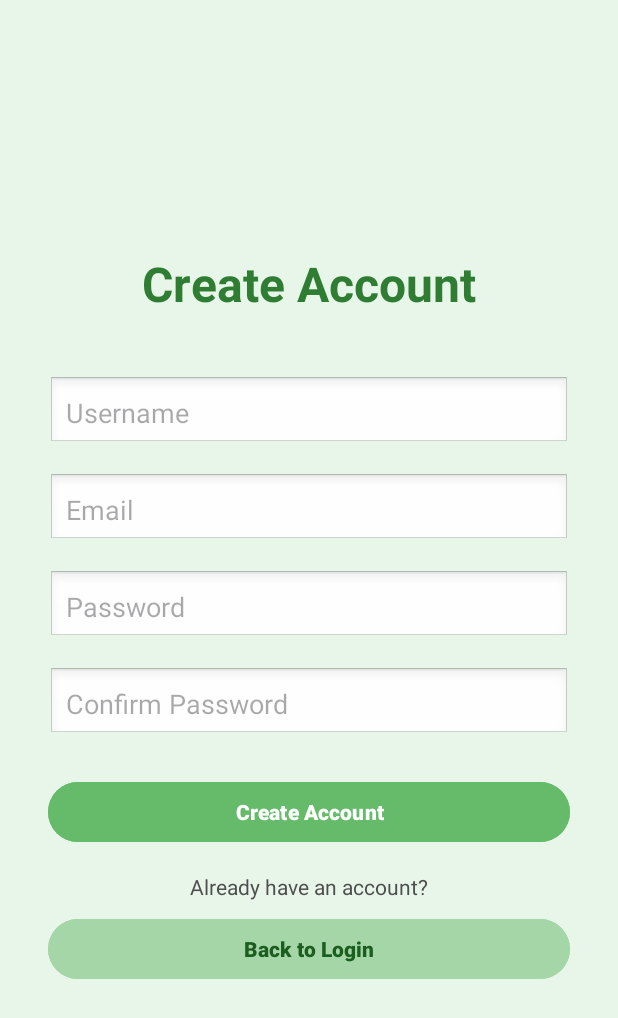
After one commit to coenelec390-fall2025/plantapp, an Android app: the SignupActivity screen opened directly, with no data from a screen before it, on a phone screen of 412 x 824 dp. The commit adds this screen. Shown: the top 1018 px of the screen. Run offline under Robolectric (Android 15) with nearby library versions, the phone set to English and light mode, and no system bars; our stand-ins replace Firebase (no records; nobody signed in at launch, a user with empty details on screens opened directly).

Commit message:
signin/signup

```diff
--- a/app/build.gradle.kts
+++ b/app/build.gradle.kts
@@ -57,4 +57,8 @@ dependencies {
 
     // Required for streaming operations (to use `Publisher` from Reactive Streams)
     implementation("org.reactivestreams:reactive-streams:1.0.4")
+
+    implementation("com.google.firebase:firebase-auth")
+    implementation(platform("com.google.firebase:firebase-bom:34.4.0"))
+    implementation("com.google.firebase:firebase-firestore")
 }
--- /dev/null
+++ b/app/src/main/java/com/example/plantapp/SignupActivity.java
@@ -0,0 +1,173 @@
+package com.example.plantapp;
+
+import static android.content.ContentValues.TAG;
+
+import android.content.Intent;
+import android.os.Bundle;
+import android.text.TextUtils;
+import android.util.Log;
+import android.util.Patterns;
+import android.widget.Button;
+import android.widget.EditText;
+import android.widget.Toast;
+
+import androidx.activity.EdgeToEdge;
+import androidx.annotation.NonNull;
+import androidx.appcompat.app.AppCompatActivity;
+
+import com.google.android.gms.tasks.OnCompleteListener;
+import com.google.android.gms.tasks.Task;
+import com.google.firebase.auth.AuthResult;
+import com.google.firebase.auth.FirebaseAuth;
+import com.google.firebase.auth.FirebaseAuthUserCollisionException;
+import com.google.firebase.auth.FirebaseUser;
+import com.google.firebase.auth.UserProfileChangeRequest;
+import com.google.firebase.firestore.FieldValue;
+import com.google.firebase.firestore.FirebaseFirestore;
+
+import java.util.HashMap;
+import java.util.Map;
+
+public class SignupActivity extends AppCompatActivity {
+
+    private FirebaseAuth mAuth;
+    private FirebaseFirestore db;
+
+    private EditText etUsername;
+    private EditText etEmail;
+    private EditText etPassword;
+    private EditText etConfirmPassword;
+    private Button btnCreateAccount;
+    private Button btnBackToLogin;
+
+    @Override
+    protected void onCreate(Bundle savedInstanceState) {
+        super.onCreate(savedInstanceState);
+        EdgeToEdge.enable(this);
+        setContentView(R.layout.activity_signup);
+
+        mAuth = FirebaseAuth.getInstance();
+        db = FirebaseFirestore.getInstance();
+
+        // Bind views
+        etUsername        = findViewById(R.id.editTextUsername);
+        etEmail           = findViewById(R.id.editTextEmail);
+        etPassword        = findViewById(R.id.editTextPassword);
+        etConfirmPassword = findViewById(R.id.editTextConfirmPassword);
+        btnCreateAccount  = findViewById(R.id.buttonCreateAccount);
+        btnBackToLogin    = findViewById(R.id.buttonBackToLogin);
+
+        btnCreateAccount.setOnClickListener(v -> attemptSignup());
+        btnBackToLogin.setOnClickListener(v -> startActivity(new Intent(SignupActivity.this, LoginActivity.class)));
+    }
+
+    private void attemptSignup() {
+        String username = etUsername.getText().toString().trim();
+        String email    = etEmail.getText().toString().trim();
+        String pass     = etPassword.getText().toString();
+        String confirm  = etConfirmPassword.getText().toString();
+
+        // Validation
+        if (TextUtils.isEmpty(username)) {
+            etUsername.setError("Username required");
+            etUsername.requestFocus();
+            return;
+        }
+        if (TextUtils.isEmpty(email)) {
+            etEmail.setError("Email required");
+            etEmail.requestFocus();
+            return;
+        }
+        if (!Patterns.EMAIL_ADDRESS.matcher(email).matches()) {
+            etEmail.setError("Enter a valid email");
+            etEmail.requestFocus();
+            return;
+        }
+        if (TextUtils.isEmpty(pass)) {
+            etPassword.setError("Password required");
+            etPassword.requestFocus();
+            return;
+        }
+        if (pass.length() < 6) {
+            etPassword.setError("At least 6 characters");
+            etPassword.requestFocus();
+            return;
+        }
+        if (!pass.equals(confirm)) {
+            etConfirmPassword.setError("Passwords do not match");
+            etConfirmPassword.requestFocus();
+            return;
+        }
+
+        setUiLoading(true);
+
+        mAuth.createUserWithEmailAndPassword(email, pass)
+                .addOnCompleteListener(this, new OnCompleteListener<AuthResult>() {
+                    @Override public void onComplete(@NonNull Task<AuthResult> task) {
+                        if (task.isSuccessful()) {
+                            FirebaseUser user = mAuth.getCurrentUser();
+                            if (user == null) {
+                                setUiLoading(false);
+                                Toast.makeText(SignupActivity.this, "User is null after signup.", Toast.LENGTH_LONG).show();
+                                return;
+                            }
+
+                            UserProfileChangeRequest profile = new UserProfileChangeRequest.Builder()
+                                    .setDisplayName(username)
+                                    .build();
+                            user.updateProfile(profile);
+
+                            saveUsernameToFirestore(user.getUid(), username, email);
+                        } else {
+                            setUiLoading(false);
+                            Exception e = task.getException();
+                            if (e instanceof FirebaseAuthUserCollisionException) {
+                                Toast.makeText(SignupActivity.this, "Email already in use.", Toast.LENGTH_LONG).show();
+                            } else {
+                                Toast.makeText(SignupActivity.this,
+                                        (e != null ? e.getMessage() : "Authentication failed."),
+                                        Toast.LENGTH_LONG).show();
+                            }
+                            Log.w(TAG, "createUserWithEmail:failure", e);
+                        }
+                    }
+                });
+    }
+
+    private void setUiLoading(boolean loading) {
+        btnCreateAccount.setEnabled(!loading);
+        btnCreateAccount.setAlpha(loading ? 0.6f : 1f);
+    }
+
+    private void saveUsernameToFirestore(String uid, String username, String email) {
+        Map<String, Object> userData = new HashMap<>();
+        userData.put("username", username);
+        userData.put("email", email);
+        userData.put("createdAt", FieldValue.serverTimestamp());
+
+        db.collection("users")
+                .document(uid)
+                .set(userData)
+                .addOnSuccessListener(aVoid -> {
+                    Log.d(TAG, "User data saved successfully!");
+                    Toast.makeText(SignupActivity.this, "Account created successfully!", Toast.LENGTH_SHORT).show();
+
+                    // TODO: Navigate to MainActivity (user is already signed in)
+                    // startActivity(new Intent(SignupActivity.this, MainActivity.class));
+                    // finish();
+
+                    setUiLoading(false);
+                })
+                .addOnFailureListener(e -> {
+                    Log.w(TAG, "Error saving user data", e);
+                    Toast.makeText(SignupActivity.this, "Failed to save user info: " + e.getMessage(), Toast.LENGTH_LONG).show();
+                    setUiLoading(false);
+                });
+    }
+
+    @Override
+    public void onStart() {
+        super.onStart();
+        // No reload needed; user logs in immediately on creation.
+    }
+}
--- /dev/null
+++ b/app/src/main/res/layout/activity_signup.xml
@@ -0,0 +1,98 @@
+<?xml version="1.0" encoding="utf-8"?>
+<LinearLayout
+    xmlns:android="http://schemas.android.com/apk/res/android"
+    xmlns:tools="http://schemas.android.com/tools"
+    android:layout_width="match_parent"
+    android:layout_height="match_parent"
+    android:orientation="vertical"
+    android:gravity="center"
+    android:padding="32dp"
+    android:background="#E8F5E9"
+    tools:context=".SignupActivity">
+
+    <!-- App Title -->
+    <TextView
+        android:id="@+id/textViewTitle"
+        android:layout_width="wrap_content"
+        android:layout_height="wrap_content"
+        android:text="Create Account"
+        android:textSize="32sp"
+        android:textStyle="bold"
+        android:textColor="#2E7D32"
+        android:layout_marginBottom="40dp" />
+
+    <!-- Username Field -->
+    <EditText
+        android:id="@+id/editTextUsername"
+        android:layout_width="match_parent"
+        android:layout_height="wrap_content"
+        android:hint="Username"
+        android:inputType="textPersonName"
+        android:background="@android:drawable/edit_text"
+        android:padding="12dp"
+        android:layout_marginBottom="16dp" />
+
+    <!-- Email Field -->
+    <EditText
+        android:id="@+id/editTextEmail"
+        android:layout_width="match_parent"
+        android:layout_height="wrap_content"
+        android:hint="Email"
+        android:inputType="textEmailAddress"
+        android:background="@android:drawable/edit_text"
+        android:padding="12dp"
+        android:layout_marginBottom="16dp" />
+
+    <!-- Password Field -->
+    <EditText
+        android:id="@+id/editTextPassword"
+        android:layout_width="match_parent"
+        android:layout_height="wrap_content"
+        android:hint="Password"
+        android:inputType="textPassword"
+        android:background="@android:drawable/edit_text"
+        android:padding="12dp"
+        android:layout_marginBottom="16dp" />
+
+    <!-- Confirm Password Field -->
+    <EditText
+        android:id="@+id/editTextConfirmPassword"
+        android:layout_width="match_parent"
+        android:layout_height="wrap_content"
+        android:hint="Confirm Password"
+        android:inputType="textPassword"
+        android:background="@android:drawable/edit_text"
+        android:padding="12dp"
+        android:layout_marginBottom="24dp" />
+
+    <!-- Create Account Button -->
+    <Button
+        android:id="@+id/buttonCreateAccount"
+        android:layout_width="match_parent"
+        android:layout_height="wrap_content"
+        android:text="Create Account"
+        android:backgroundTint="#66BB6A"
+        android:textColor="#FFFFFF"
+        android:textStyle="bold"
+        android:layout_marginBottom="16dp" />
+
+    <!-- Divider Text -->
+    <TextView
+        android:id="@+id/textViewOr"
+        android:layout_width="wrap_content"
+        android:layout_height="wrap_content"
+        android:text="Already have an account?"
+        android:textColor="#4E4E4E"
+        android:layout_marginBottom="8dp" />
+
+    <!-- Back to Login Button -->
+    <Button
+        android:id="@+id/buttonBackToLogin"
+        android:layout_width="match_parent"
+        android:layout_height="wrap_content"
+        android:text="Back to Login"
+        android:backgroundTint="#A5D6A7"
+        android:textColor="#1B5E20"
+        android:textStyle="bold" />
+
+</LinearLayout>
```
Also changed, not shown: app/src/main/AndroidManifest.xml (+6 -1 lines), app/src/main/java/com/example/plantapp/LoginActivity.java (added, +123 -0 lines), app/src/main/java/com/example/plantapp/MainActivity.java (+22 -6 lines), app/src/main/res/layout/activity_login.xml (added, +76 -0 lines).
